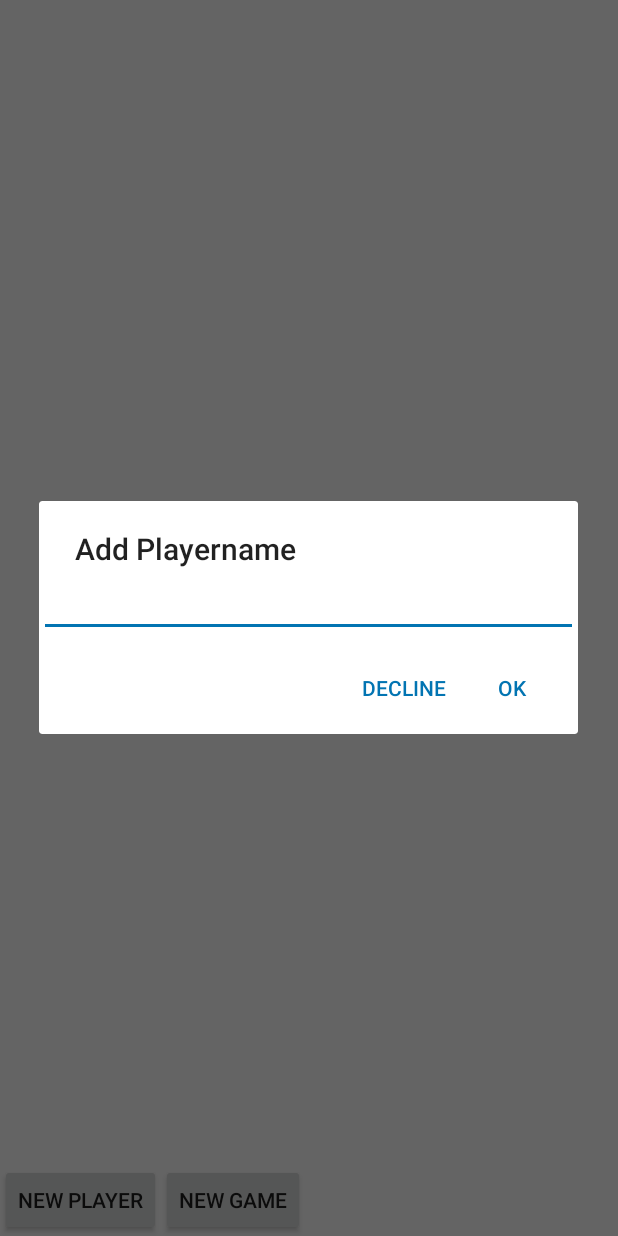
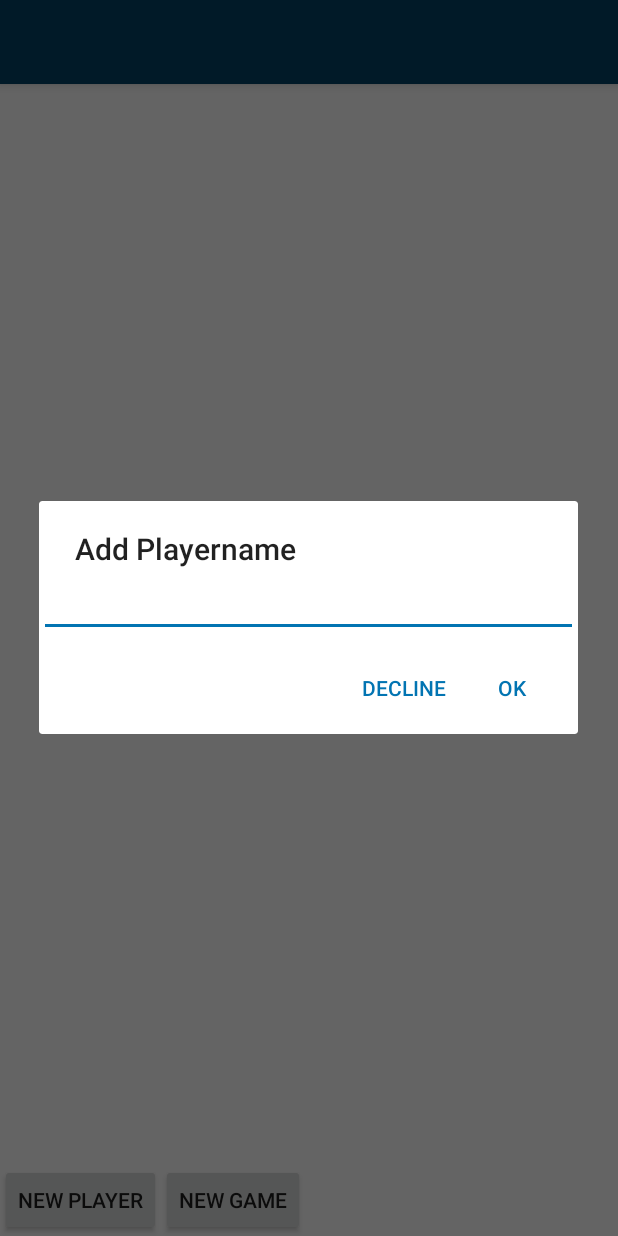
Before and after one commit to SecUSo/privacy-friendly-werewolf, an Android app: the LobbyActivity screen opened directly, with no data from a screen before it, after a tap on "NEW PLAYER", on a phone screen of 412 x 824 dp. Run offline under Robolectric (Android 15) with nearby library versions, the phone set to English and light mode, and no system bars.

Commit message:
added basic playing field with data from lobby #6, fixed wrong intent with proper serializable object which was working previously by accident correctly

```diff
--- a/app/src/main/java/org/secuso/privacyfriendlywerwolf/activity/LobbyActivity.java
+++ b/app/src/main/java/org/secuso/privacyfriendlywerwolf/activity/LobbyActivity.java
@@ -71,6 +71,7 @@ public class LobbyActivity extends ListActivity {
     public void startGame(View view) {
         Intent intent = new Intent(this, GameActivity.class);
         intent.putExtra(PLAYERS_MESSAGE, players);
+
         startActivity(intent);
     }
 }
--- a/app/src/main/java/org/secuso/privacyfriendlywerwolf/model/Player.java
+++ b/app/src/main/java/org/secuso/privacyfriendlywerwolf/model/Player.java
@@ -7,7 +7,7 @@ import java.util.List;
  * Created by Tobi on 27.11.2016.
  */
 
-public class Player implements Serializable{
+public class Player implements Serializable {
 
     private String name;
 
--- a/app/src/main/res/layout/activity_lobby.xml
+++ b/app/src/main/res/layout/activity_lobby.xml
@@ -1,4 +1,24 @@
 <?xml version="1.0" encoding="utf-8"?>
+<android.support.v4.widget.DrawerLayout
+    xmlns:android="http://schemas.android.com/apk/res/android"
+    xmlns:app="http://schemas.android.com/apk/res-auto"
+    xmlns:tools="http://schemas.android.com/tools"
+    android:id="@+id/drawer_layout"
+    android:layout_width="match_parent"
+    android:layout_height="match_parent"
+    android:fitsSystemWindows="true"
+    tools:openDrawer="start">
+
+    <android.support.design.widget.CoordinatorLayout
+        xmlns:android="http://schemas.android.com/apk/res/android"
+        xmlns:app="http://schemas.android.com/apk/res-auto"
+        xmlns:tools="http://schemas.android.com/tools"
+        android:layout_width="match_parent"
+        android:layout_height="match_parent"
+        android:fitsSystemWindows="true"
+        tools:context=".activity.GameActivity">
+
+        <include layout="@layout/toolbar"/>
 <RelativeLayout
     xmlns:android="http://schemas.android.com/apk/res/android"
     android:orientation="vertical"
@@ -31,3 +51,15 @@
         android:layout_alignParentStart="true"
         android:layout_above="@+id/addBtn" />
 </RelativeLayout>
+    </android.support.design.widget.CoordinatorLayout>
+
+    <android.support.design.widget.NavigationView
+        android:id="@+id/nav_view"
+        android:layout_width="wrap_content"
+        android:layout_height="match_parent"
+        android:layout_gravity="start"
+        android:fitsSystemWindows="true"
+        app:headerLayout="@layout/nav_header_main"
+        app:menu="@menu/activity_main_drawer" />
+
+</android.support.v4.widget.DrawerLayout>
--- a/app/src/main/res/values/dimens.xml
+++ b/app/src/main/res/values/dimens.xml
@@ -14,5 +14,6 @@
     <dimen name="slide_desc">16dp</dimen>
     <dimen name="slide_actions">20dp</dimen>
     <dimen name="desc_padding">40dp</dimen>
+    <dimen name="player_size">60dp</dimen>
 
 </resources>
```
Also changed, not shown: app/src/main/AndroidManifest.xml (+6 -3 lines), app/src/main/java/org/secuso/privacyfriendlywerwolf/activity/GameActivity.java (+24 -8 lines), app/src/main/res/layout/activity_game.xml (+29 -18 lines), app/src/main/res/layout/playing_field.xml (added, +39 -0 lines).
